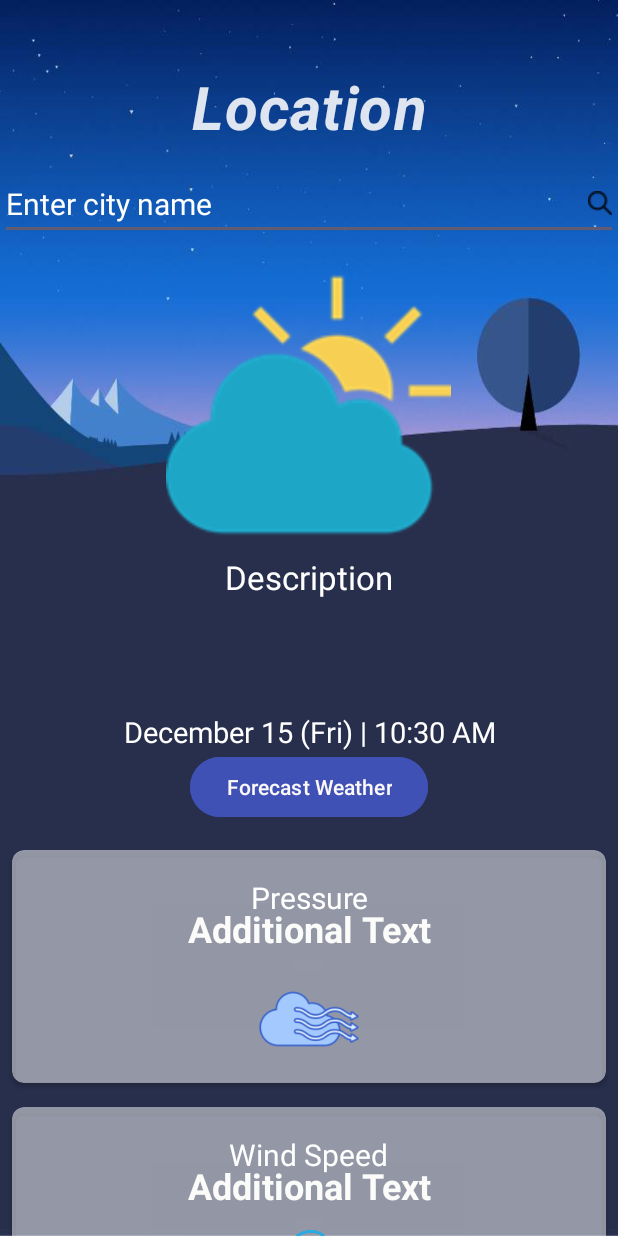
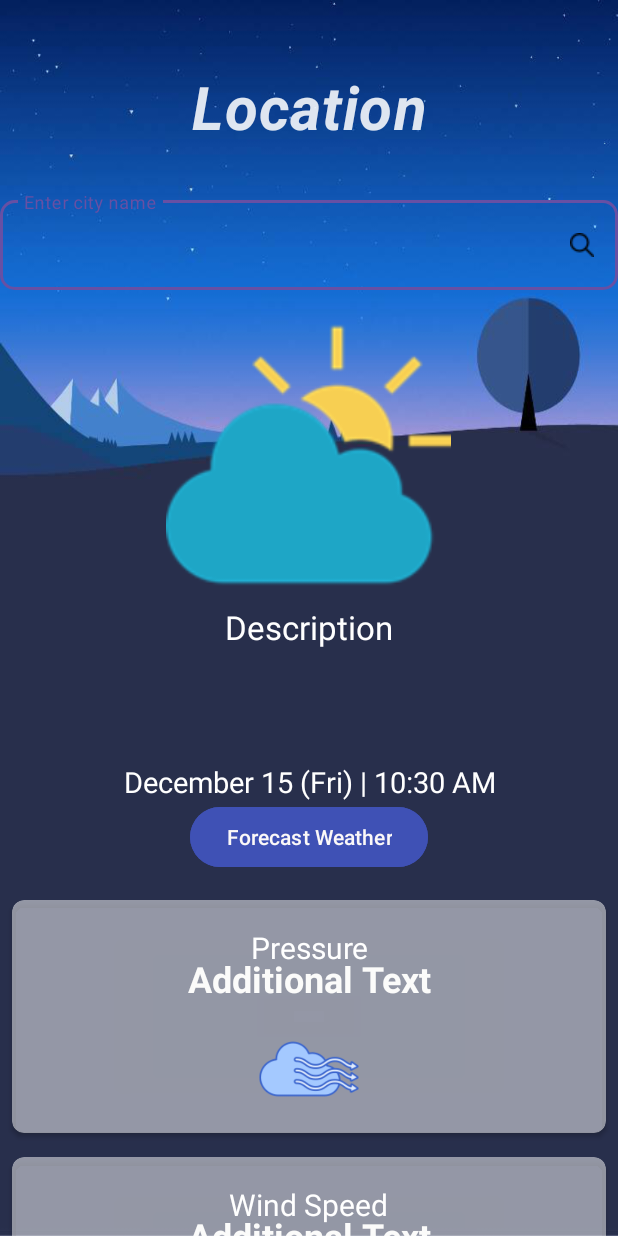
Before and after one commit to BhanukaPannipitiya/WeatherBugApp, an Android app: the screen it shows after launch (WeatherActivity), on a phone screen of 412 x 824 dp. Run offline under Robolectric (Android 15) with nearby library versions, the phone set to English and light mode, and no system bars; our stand-ins replace Picasso, Volley; pictures from the network do not load.

Commit message:
search bar re-design

```diff
--- a/app/src/main/java/com/nibm/weatherbugapp/WeatherActivity.kt
+++ b/app/src/main/java/com/nibm/weatherbugapp/WeatherActivity.kt
@@ -7,6 +7,7 @@ import android.annotation.SuppressLint
 import android.content.Context
 import android.content.Intent
 import android.content.pm.PackageManager
+import android.graphics.Color
 import android.location.Location
 import android.location.LocationManager
 import android.view.MotionEvent
@@ -56,7 +57,8 @@ class WeatherActivity : AppCompatActivity() {
         super.onCreate(savedInstanceState)
         setContentView(R.layout.activity_weather_home)
         val button: Button = findViewById(R.id.button)
-
+        getWindow().setStatusBarColor(Color.TRANSPARENT);
+        getWindow().setNavigationBarColor(Color.TRANSPARENT);
 
         button.setOnClickListener(View.OnClickListener {
             // Create an Intent to navigate to ForeCastDashBoard
@@ -95,13 +97,32 @@ class WeatherActivity : AppCompatActivity() {
 
 
         // Adding the new code for handle the drawableRight click
+//        val searchBar = findViewById<EditText>(R.id.search_bar)
+//        searchBar.setOnTouchListener { _, event ->
+//            val DRAWABLE_RIGHT = 2
+//
+//            if (event.action == MotionEvent.ACTION_UP) {
+//                if (event.rawX >= (searchBar.right - searchBar.compoundDrawables[DRAWABLE_RIGHT].bounds.width())) {
+//
+//                    onSearchButtonClick()
+//                    return@setOnTouchListener true
+//                }
+//            }
+//            false
+//        }
+
         val searchBar = findViewById<EditText>(R.id.search_bar)
+
         searchBar.setOnTouchListener { _, event ->
             val DRAWABLE_RIGHT = 2
+            // Define a margin for the clickable area
+            val extraClickArea = 50
 
             if (event.action == MotionEvent.ACTION_UP) {
-                if (event.rawX >= (searchBar.right - searchBar.compoundDrawables[DRAWABLE_RIGHT].bounds.width())) {
+                val drawableBounds = searchBar.compoundDrawables[DRAWABLE_RIGHT].bounds
 
+                // Adjust the condition to check within a specific area
+                if (event.rawX >= (searchBar.right - drawableBounds.width() - extraClickArea)) {
                     onSearchButtonClick()
                     return@setOnTouchListener true
                 }
--- a/app/src/main/res/layout/activity_weather_home.xml
+++ b/app/src/main/res/layout/activity_weather_home.xml
@@ -34,17 +34,32 @@
                 android:textSize="40sp"
                 android:textStyle="bold|italic" />
 
-            <EditText
-                android:id="@+id/search_bar"
-                style="@style/SearchInputField"
+            <com.google.android.material.textfield.TextInputLayout
+                android:id="@+id/searchBarLayout"
                 android:layout_width="match_parent"
                 android:layout_height="wrap_content"
-                android:drawableRight="@drawable/search"
-                android:drawablePadding="8dp"
-                android:hint="Enter city name"
-                android:textColor="#FDFDFD"
-                android:textColorHint="#FFFFFF"
-                android:textSize="20sp" />
+                android:layout_marginTop="16dp"
+                app:boxCornerRadiusBottomEnd="10dp"
+                app:boxCornerRadiusBottomStart="10dp"
+                app:boxCornerRadiusTopEnd="10dp"
+                app:boxCornerRadiusTopStart="10dp"
+                app:layout_constraintEnd_toEndOf="parent"
+                app:layout_constraintStart_toStartOf="parent"
+                app:layout_constraintTop_toTopOf="parent">
+
+                <EditText
+                    android:id="@+id/search_bar"
+                    style="@style/SearchInputField"
+                    android:layout_width="match_parent"
+                    android:layout_height="60dp"
+                    android:drawableRight="@drawable/search"
+                    android:drawablePadding="30dp"
+                    android:hint="Enter city name"
+                    android:textColor="#F8F8F8"
+                    android:textColorHint="#F6F2F2"
+                    android:textSize="20sp" />
+            </com.google.android.material.textfield.TextInputLayout>
+
 
 
             <!-- Search Button -->
```
